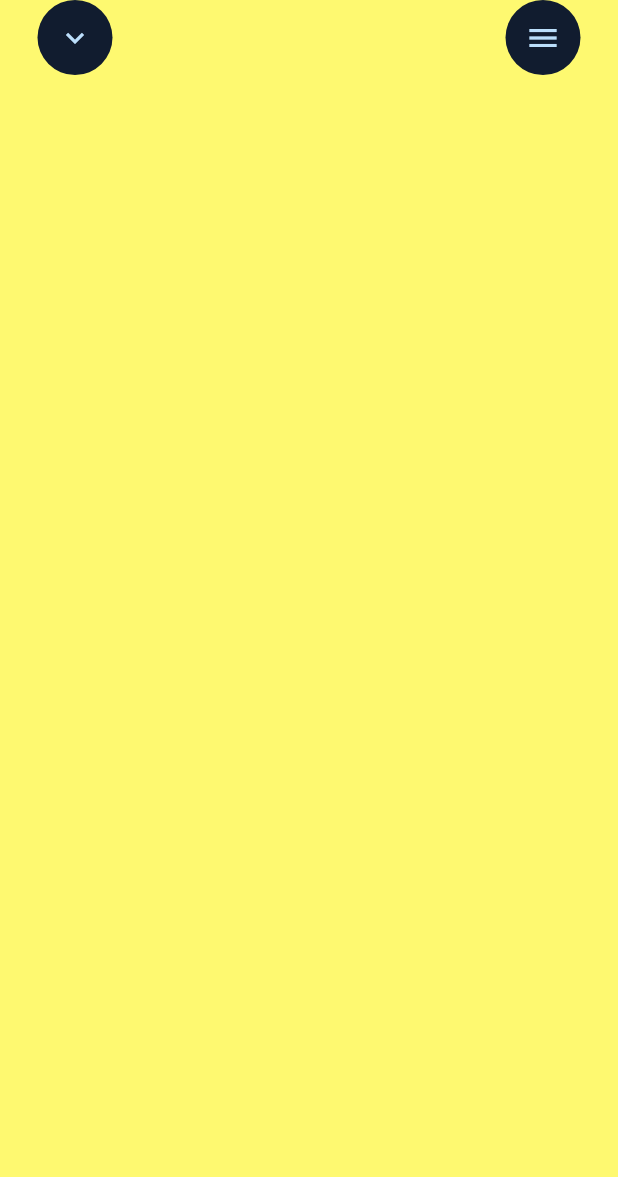
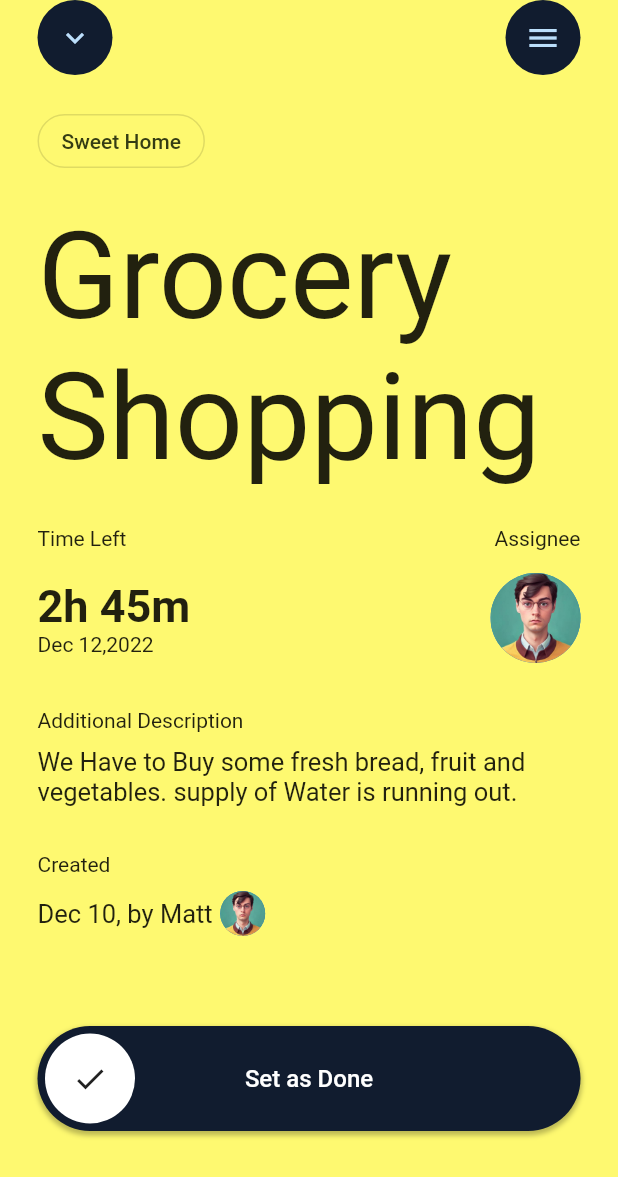
Before and after one commit to henycave/To-do, a Flutter app: the screen it shows after launch, after a tap on an icon or button, on a phone screen of 412 x 824 dp. Shown: the top 1177 px of the screen. Run offline on Flutter 3.47's test engine with Material 2 defaults, Android fonts, the phone set to English and light mode, and no system bars; drawn by our look-alikes of action_slider; our stand-ins replace contained_tab_bar_view, google_fonts.

Commit message:
finished the task details screen

```diff
--- a/lib/screens/task_detail.dart
+++ b/lib/screens/task_detail.dart
@@ -1,5 +1,5 @@
 import 'package:flutter/material.dart';
-
+import 'package:action_slider/action_slider.dart';
 import '../model/task.dart';
 
 class TaskDetail extends StatefulWidget {
@@ -20,6 +20,7 @@ class _TaskDetailState extends State<TaskDetail> {
         color: const Color(0xffFEF970),
         child: SafeArea(
           child: Column(
+            crossAxisAlignment: CrossAxisAlignment.start,
             children: [
               Row(
                 mainAxisAlignment: MainAxisAlignment.spaceBetween,
@@ -35,6 +36,77 @@ class _TaskDetailState extends State<TaskDetail> {
                     backgroundColor: Color(0xff111C2F),
                   )
                 ],
+              ),
+              const SizedBox(height: 20,),
+              OutlinedButton(
+                onPressed: null,
+                style: ButtonStyle(
+                  shape: MaterialStateProperty.all(RoundedRectangleBorder(
+                    borderRadius: BorderRadius.circular(30.0,)
+                  )),
+                ),
+                child: const Text("Sweet Home", style: TextStyle(color: Color(0xff343C13)),),
+              ),
+              const SizedBox(height: 20,),
+              const Text("Grocery \nShopping", style: TextStyle(fontSize: 80),),
+              const SizedBox(height: 25,),
+              Row(
+                mainAxisAlignment: MainAxisAlignment.spaceBetween,
+                children: const [
+                  Text("Time Left"),
+                  Text("Assignee"),
+                ],
+              ),
+              const SizedBox(height: 15,),
+              Row(
+                mainAxisAlignment: MainAxisAlignment.spaceBetween,
+                children: [
+                  Column(
+                    crossAxisAlignment: CrossAxisAlignment.start,
+                    children: const [
+                      Text("2h 45m", style: TextStyle(fontSize: 30, fontWeight: FontWeight.w600),),
+                      Text("Dec 12,2022"),
+                    ],
+                  ),
+                  const CircleAvatar(
+                    backgroundImage: AssetImage("images/profile.jpeg"),
+                    radius: 30.0,
+                  ),
+                ],
+              ),
+              const SizedBox(height: 30,),
+              const Text("Additional Description"),
+              const SizedBox(height: 10,),
+              const Text("We Have to Buy some fresh bread, fruit and vegetables."
+                  " supply of Water is running out.", style: TextStyle(fontSize: 17, fontWeight: FontWeight.w400),),
+              const SizedBox(height: 30,),
+              const Text("Created"),
+              const SizedBox(height: 10,),
+              Row(
+                children: const [
+                  Text("Dec 10, by Matt", style: TextStyle(fontWeight: FontWeight.w400, fontSize: 17),),
+                  SizedBox(width: 5,),
+                  CircleAvatar(
+                    backgroundImage: AssetImage("images/profile.jpeg"),
+                    radius: 15.0,
+                  ),
+                ],
+              ),
+              const SizedBox(height: 60,),
+              Align(
+                alignment: Alignment.center,
+                child: ActionSlider.standard(
+                  height: 70,
+                  toggleColor: Colors.white,
+                    icon: const Icon(Icons.check),
+                    child: const Text('Set as Done', style: TextStyle(color: Colors.white, fontSize: 16, fontWeight: FontWeight.w500),),
+                    backgroundColor: const Color(0xff111C2F),
+                    action: (controller) async {
+                      controller.loading(); //starts loading animation
+                      await Future.delayed(const Duration(seconds: 3));
+                      controller.success(); //starts success animation
+                    }
+                ),
               )
             ],
           ),
--- a/pubspec.yaml
+++ b/pubspec.yaml
@@ -37,6 +37,7 @@ dependencies:
   contained_tab_bar_view: ^0.8.0
   google_fonts: ^4.0.3
   intl: ^0.18.0
+  action_slider: ^0.6.1
 
 dev_dependencies:
   flutter_test:
```
Also changed, not shown: pubspec.lock.
